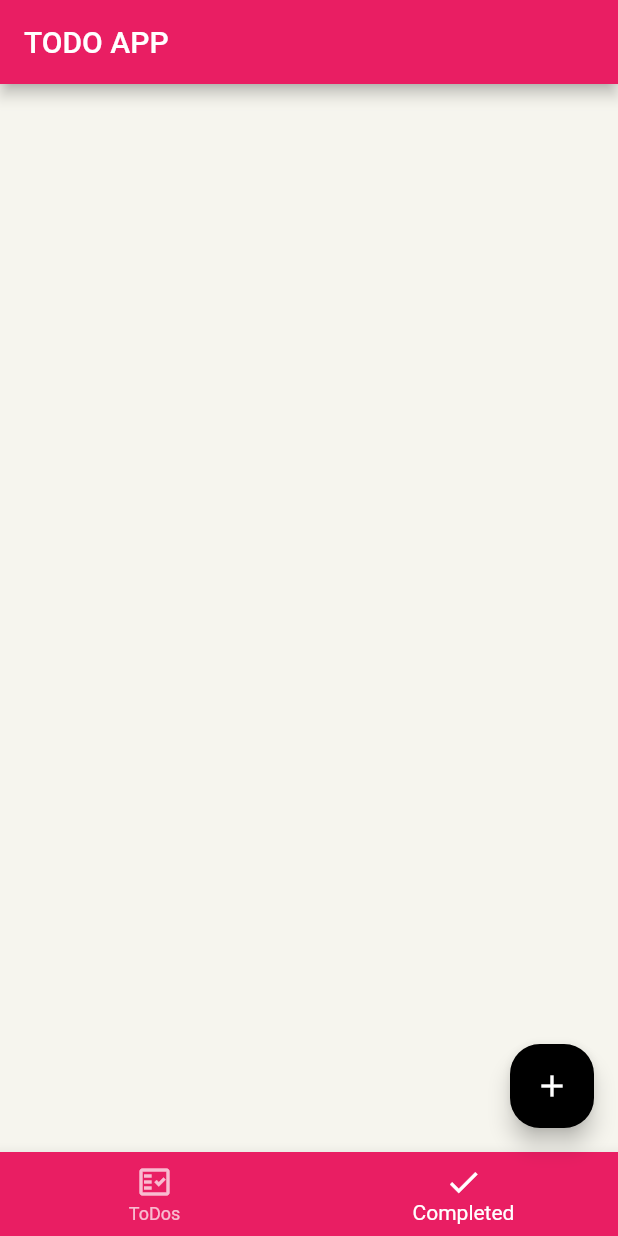
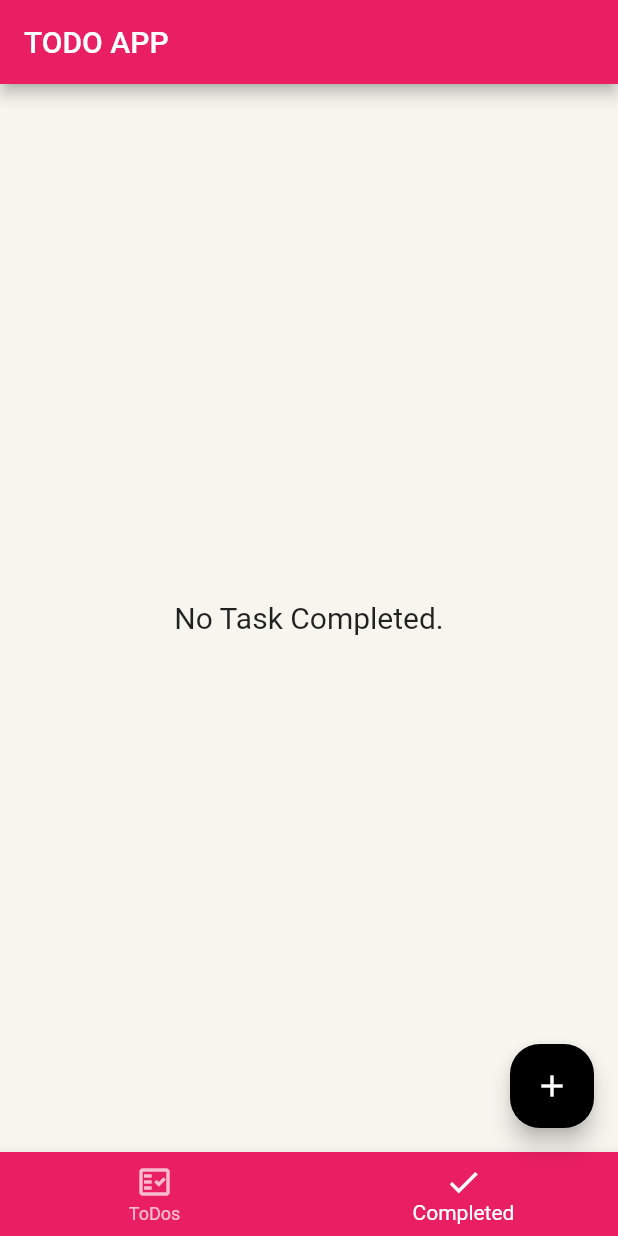
Before and after one commit to Yassine-ch/flutterToDoApp, a Flutter app: the screen it shows after launch, item 2 of the bottom bar chosen, on a phone screen of 412 x 824 dp. Run offline on Flutter 3.47's test engine with Material 2 defaults, Android fonts, the phone set to English and light mode, and no system bars; our stand-ins replace flutter_slidable.

```diff
--- a/lib/page/home_page.dart
+++ b/lib/page/home_page.dart
@@ -1,6 +1,7 @@
 import 'package:flutter/material.dart';
 import 'package:to_do_list_app/main.dart';
 import 'package:to_do_list_app/widget/add_todo_dialog.dart';
+import 'package:to_do_list_app/widget/completed_list_widget.dart';
 import 'package:to_do_list_app/widget/todo_list_widget.dart';
 class HomePage extends StatefulWidget {
 
@@ -17,7 +18,7 @@ class _HomePageState extends State<HomePage> {
      //bottomNavigationsTabs
      //ConatinerForTodos
      TodoListWidget(),
-     Container(),
+     CompletedListWidget(),
    ];
    return Scaffold(
      appBar: AppBar(
--- /dev/null
+++ b/lib/widget/completed_list_widget.dart
@@ -0,0 +1,33 @@
+
+import 'package:flutter/cupertino.dart';
+import 'package:provider/provider.dart';
+import 'package:to_do_list_app/main.dart';
+import 'package:to_do_list_app/model/todo.dart';
+import 'package:to_do_list_app/provider/todos.dart';
+import 'package:to_do_list_app/widget/todo_widget.dart';
+class CompletedListWidget extends StatelessWidget {
+
+
+  @override
+  Widget build(BuildContext context) {
+    final provider =Provider.of<TodosProvider>(context);
+    final todos = provider.todosCompleted;
+
+    return
+      todos.isEmpty ?Center(
+        child:  Text('No Task Completed.',
+          style: TextStyle(fontSize: 20),
+        ),
+      )
+          :ListView.separated(
+        physics: BouncingScrollPhysics(),
+        padding: EdgeInsets.all(16),
+        separatorBuilder:(context, index)=>Container(height: 8,),
+        itemCount: todos.length,
+        itemBuilder: (context, index){
+          final todo =todos[index];
+          return TodoWidget(todo: todo);
+        },
+      );
+  }
+}
```
Also changed, not shown: lib/provider/todos.dart (+7 -0 lines), lib/widget/todo_widget.dart (+7 -1 lines).
